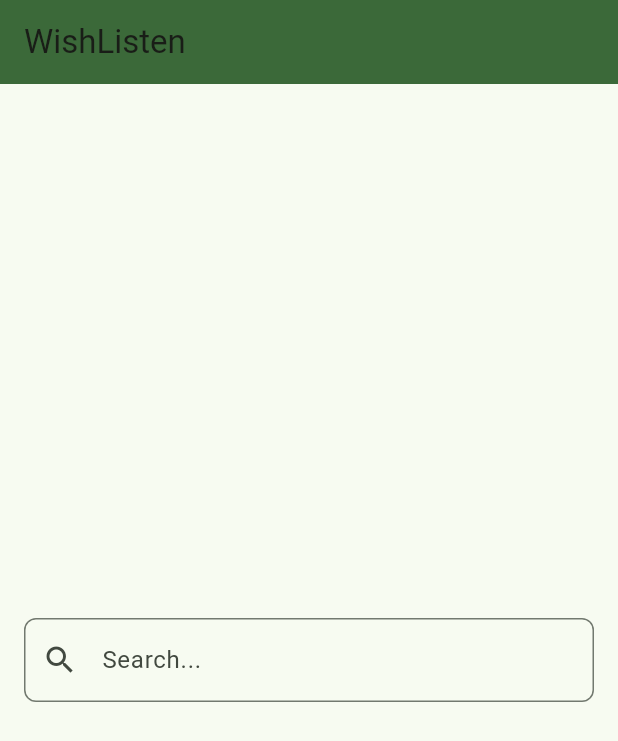
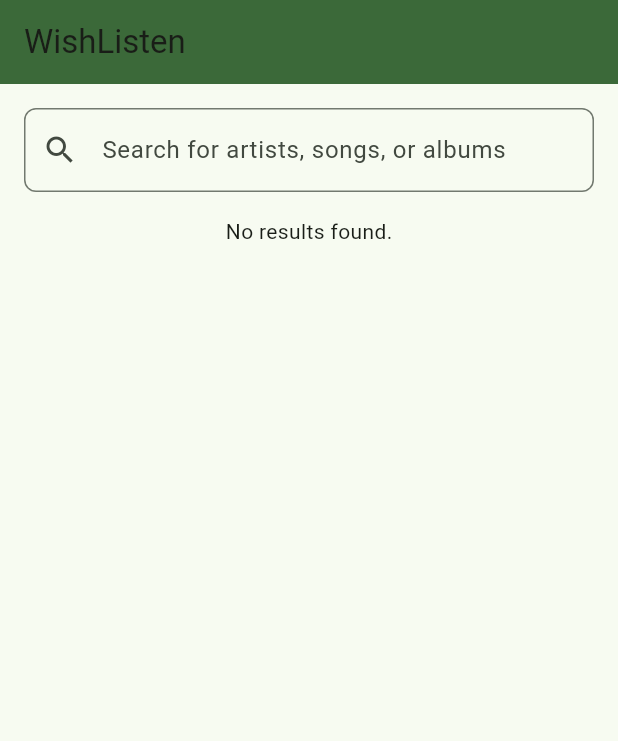
Before and after one commit to Vavuz/WishListen, a Flutter app: the screen it shows after launch, on a phone screen of 412 x 824 dp. Shown: the top 741 px of the screen. Run offline on Flutter 3.47's test engine with Material 3 defaults, Android fonts, the light colour scheme and no system bars; network calls fail.

Commit message:
Implement working searchbar

```diff
--- a/lib/main.dart
+++ b/lib/main.dart
@@ -1,4 +1,6 @@
+import 'dart:convert';
 import 'package:flutter/material.dart';
+import 'package:http/http.dart' as http;
 
 void main() {
   runApp(const MyApp());
@@ -12,37 +14,148 @@
     return MaterialApp(
       title: 'WishListen',
       theme: ThemeData(
-        // Set the primary color to a shade of green
         colorScheme: ColorScheme.fromSeed(seedColor: Colors.green),
         useMaterial3: true,
       ),
-      home: const MyHomePage(),
+      home: const SearchPage(),
     );
   }
 }
 
-class MyHomePage extends StatelessWidget {
-  const MyHomePage({super.key});
+class SearchPage extends StatefulWidget {
+  const SearchPage({super.key});
+
+  @override
+  State<SearchPage> createState() => _SearchPageState();
+}
+
+class _SearchPageState extends State<SearchPage> {
+  String? _accessToken;
+  List<dynamic> _searchResults = [];
+  bool _isLoading = false;
+  final TextEditingController _searchController = TextEditingController();
+
+  @override
+  void initState() {
+    super.initState();
+    _fetchSpotifyToken(); // Fetch token when the app starts
+  }
+
+Future<void> _fetchSpotifyToken() async {
+  setState(() {
+    _isLoading = true;
+  });
+
+  try {
+    // Fetch token
+    final tokenResponse = await http.get(
+      Uri.parse('https://wishlistenbackend.onrender.com/get-spotify-token'),
+      headers: {
+        'x-api-key': 'follettifollettisiamdeigeniperfetti',
+      },
+    );
+
+    if (tokenResponse.statusCode == 200) {
+      final tokenData = json.decode(tokenResponse.body);
+
+      setState(() {
+        _accessToken = tokenData['accessToken']; // Extract token from response
+      });
+    } else {
+      _showError(
+        'Failed to fetch Spotify token: ${tokenResponse.statusCode} - ${tokenResponse.body}',
+      );
+    }
+  } catch (e) {
+    _showError('An error occurred: $e');
+  } finally {
+    setState(() {
+      _isLoading = false;
+    });
+  }
+}
+
+  Future<void> _searchSpotify(String query) async {
+    if (_accessToken == null) {
+      _showError('Spotify token not available. Try again later.');
+      return;
+    }
+
+    setState(() {
+      _isLoading = true;
+    });
+
+    try {
+      final response = await http.get(
+        Uri.parse('https://api.spotify.com/v1/search?q=$query&type=track,artist,album&limit=10'),
+        headers: {
+          'Authorization': 'Bearer $_accessToken',
+        },
+      );
+
+      if (response.statusCode == 200) {
+        final data = json.decode(response.body);
+        setState(() {
+          _searchResults = data['tracks']['items'] ?? [];
+        });
+      } else {
+        _showError('Failed to search Spotify.');
+      }
+    } catch (e) {
+      _showError('An error occurred: $e');
+    } finally {
+      setState(() {
+        _isLoading = false;
+      });
+    }
+  }
+
+  void _showError(String message) {
+    ScaffoldMessenger.of(context).showSnackBar(
+      SnackBar(content: Text(message)),
+    );
+  }
 
   @override
   Widget build(BuildContext context) {
     return Scaffold(
       appBar: AppBar(
+        title: const Text('WishListen'),
         backgroundColor: Theme.of(context).colorScheme.primary,
-        title: const Text('WishListen'),
       ),
-      body: Center(
-        child: Padding(
-          padding: const EdgeInsets.all(16.0),
-          child: TextField(
-            decoration: InputDecoration(
-              hintText: 'Search...',
-              border: OutlineInputBorder(
-                borderRadius: BorderRadius.circular(8.0),
+      body: Padding(
+        padding: const EdgeInsets.all(16.0),
+        child: Column(
+          children: [
+            TextField(
+              controller: _searchController,
+              decoration: InputDecoration(
+                hintText: 'Search for artists, songs, or albums',
+                border: OutlineInputBorder(borderRadius: BorderRadius.circular(8.0)),
+                prefixIcon: const Icon(Icons.search),
               ),
-              prefixIcon: const Icon(Icons.search),
+              onSubmitted: _searchSpotify, // Triggers search when submitted
             ),
-          ),
+            const SizedBox(height: 16.0),
+            if (_isLoading) ...[
+              const CircularProgressIndicator(),
+            ] else if (_searchResults.isNotEmpty) ...[
+              Expanded(
+                child: ListView.builder(
+                  itemCount: _searchResults.length,
+                  itemBuilder: (context, index) {
+                    final item = _searchResults[index];
+                    return ListTile(
+                      title: Text(item['name'] ?? 'Unknown'),
+                      subtitle: Text(item['artists']?.first['name'] ?? 'Unknown Artist'),
+                    );
+                  },
+                ),
+              ),
+            ] else ...[
+              const Text('No results found.'),
+            ],
+          ],
         ),
       ),
     );
--- a/pubspec.yaml
+++ b/pubspec.yaml
@@ -30,7 +30,7 @@ environment:
 dependencies:
   flutter:
     sdk: flutter
-
+  http: ^1.2.2
 
   # The following adds the Cupertino Icons font to your application.
   # Use with the CupertinoIcons class for iOS style icons.
```
Also changed, not shown: pubspec.lock.
